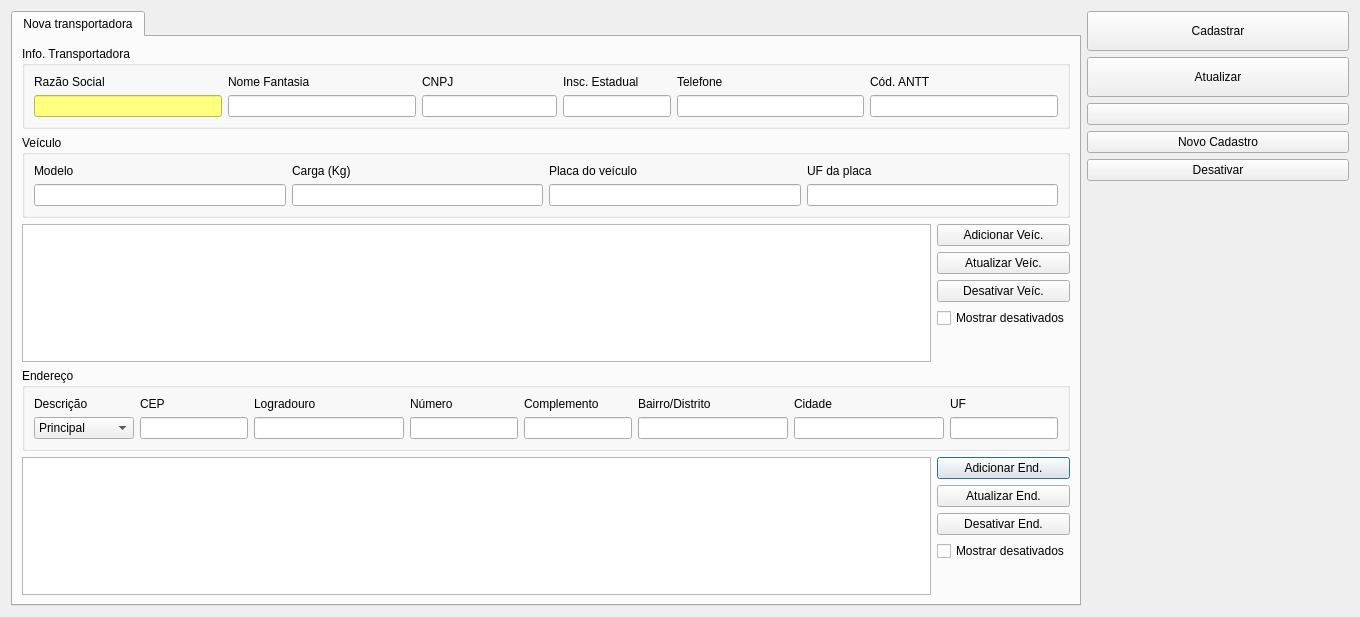
darktorres/ERP-STACCATO, file ui/cadastrotransportadora.ui: the form before one commit.
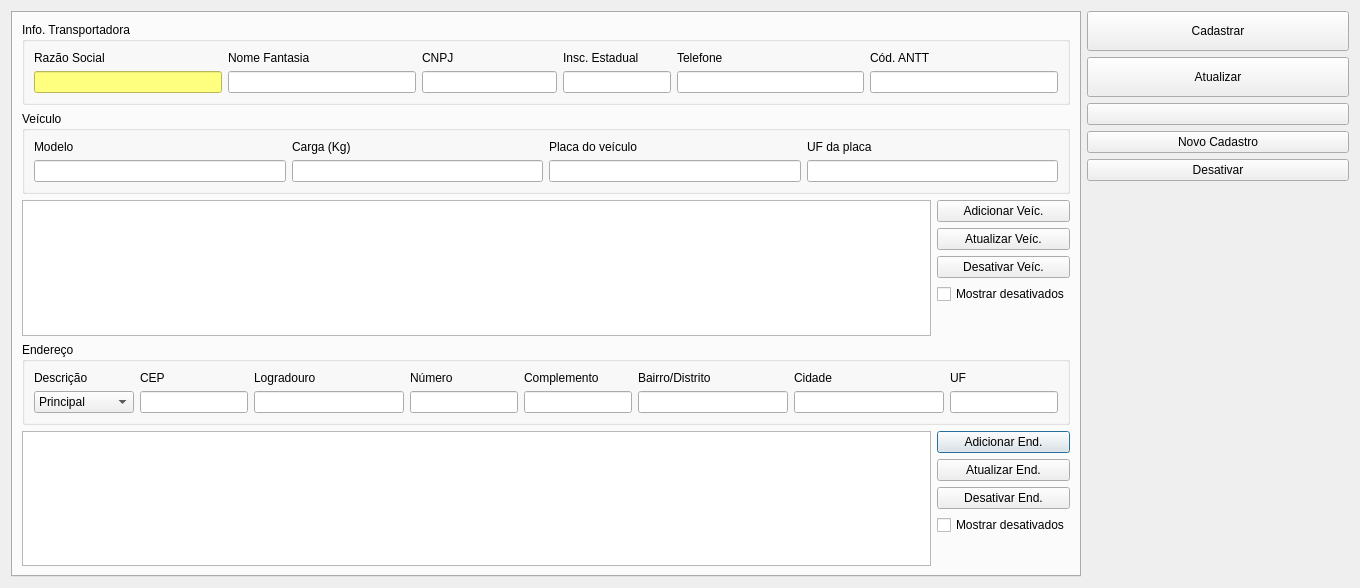
The form after the commit. Icons and pictures are not drawn. Custom widgets are drawn as their Qt base class.

The edit to the form file:
```diff
--- a/ui/cadastrotransportadora.ui
+++ b/ui/cadastrotransportadora.ui
@@ -10,7 +10,7 @@
     <x>0</x>
     <y>0</y>
     <width>1360</width>
-    <height>617</height>
+    <height>588</height>
    </rect>
   </property>
   <property name="windowTitle">
@@ -28,8 +28,8 @@
        <verstretch>0</verstretch>
       </sizepolicy>
      </property>
-     <property name="currentIndex">
-      <number>0</number>
+     <property name="tabBarAutoHide">
+      <bool>true</bool>
      </property>
      <widget class="QWidget" name="tab">
       <attribute name="title">
```
